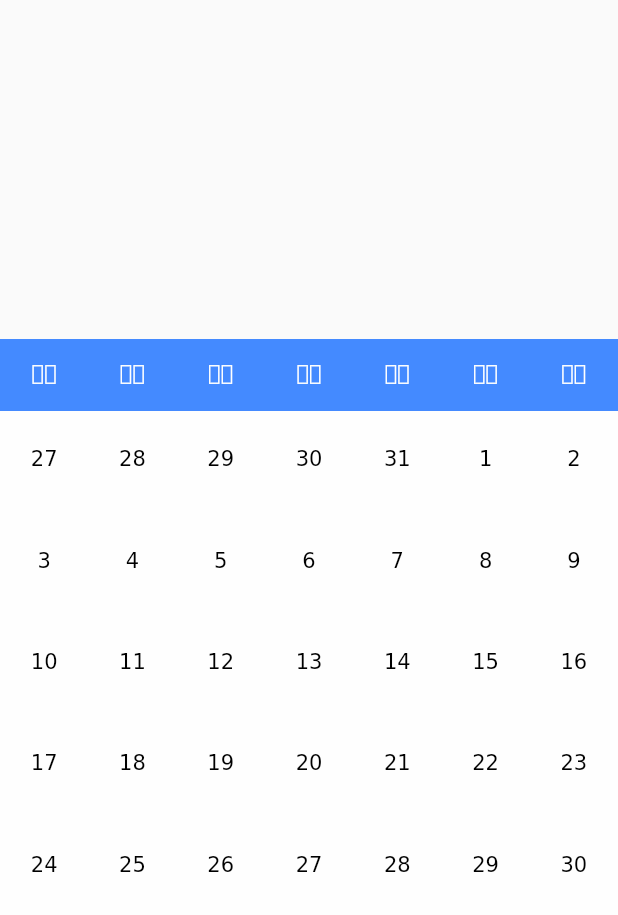
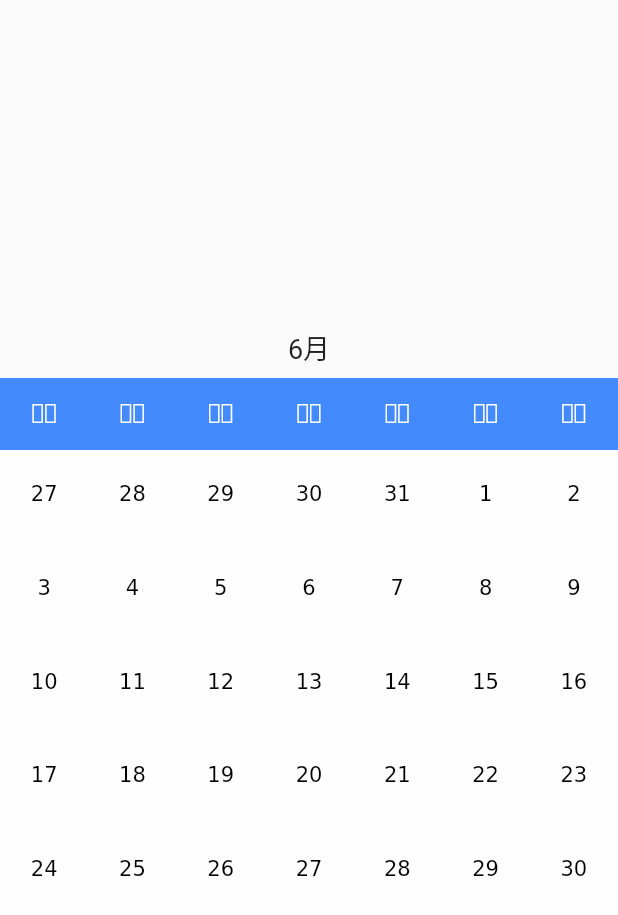
Before and after one commit to ohflutter/oh_datepicker, a Flutter app: the screen it shows after launch, on a phone screen of 412 x 824 dp. Shown: the top 915 px of the screen. Run offline on Flutter 3.47's test engine with Material 2 defaults, Android fonts, the phone set to English and light mode, and no system bars.

Commit message:
Initial magicview animation

```diff
--- a/lib/src/day_picker.dart
+++ b/lib/src/day_picker.dart
@@ -1,6 +1,6 @@
 import 'package:flutter/material.dart';
 import 'package:oh_datepicker/src/core/view.dart';
-import 'package:oh_datepicker/src/extend/slider_header.dart';
+import 'package:oh_datepicker/src/extend/magic_view.dart';
 import 'package:oh_datepicker/src/utils.dart';
 
 class DayPicker extends StatefulWidget {
@@ -25,6 +25,7 @@ class DayPicker extends StatefulWidget {
 
 class _DayPickerState extends State<DayPicker> {
   PageController _pageController;
+  final GlobalKey<MagicViewState> key = GlobalKey();
 
   @override
   void initState() {
@@ -44,11 +45,6 @@ class _DayPickerState extends State<DayPicker> {
 
   @override
   Widget build(BuildContext context) {
-    SliderHeader sliderHeaderWidget = new SliderHeader(
-        maxDateTime: widget.maxDateTime,
-        minDateTime: widget.minDateTime,
-        initialDateTime: widget.initialDateTime);
-
     Widget header = Container(
         height: widget.headerHeight,
         width: double.infinity,
@@ -61,10 +57,24 @@ class _DayPickerState extends State<DayPicker> {
       },
       itemCount: getMonthIndex(widget.minDateTime, widget.maxDateTime) + 1,
       controller: _pageController,
-          scrollDirection: Axis.horizontal),
-    );
+      scrollDirection: Axis.horizontal,
+      onPageChanged: (index) {
+        DateTime nextDateTime = decodeByMonthIndex(widget.minDateTime, index);
+
+        key.currentState.next(nextDateTime.month.toString() + "月");
+      },
+    ));
     return Column(
-      children: <Widget>[sliderHeaderWidget, header, content],
+      children: <Widget>[
+        new MagicView(
+          key: key,
+          height: 40.0,
+          width: 40.0,
+          initialValue: widget.initialDateTime.month.toString() + "月",
+        ),
+        header,
+        content
+      ],
     );
   }
 }
--- /dev/null
+++ b/lib/src/extend/magic_view.dart
@@ -0,0 +1,102 @@
+import 'package:flutter/cupertino.dart';
+import 'package:flutter/material.dart';
+
+class MagicView extends StatefulWidget {
+  final double height, width;
+  final String initialValue;
+
+  const MagicView({Key key, this.height, this.width, this.initialValue})
+      : super(key: key);
+  @override
+  MagicViewState createState() => MagicViewState();
+}
+
+class MagicViewState extends State<MagicView>
+    with SingleTickerProviderStateMixin {
+  AnimationController _controller;
+  Animation<double> _animation;
+  double _translate = 0.0;
+  String _current = "", _next;
+
+  @override
+  void initState() {
+    super.initState();
+    _next = widget.initialValue;
+    initAnimation();
+  }
+
+  void initAnimation() {
+    _controller =
+        AnimationController(duration: Duration(milliseconds: 800), vsync: this);
+    _animation = new Tween(begin: 0.0, end: widget.height).animate(_controller);
+
+    _animation.addListener(() {
+      setState(() {
+        this._translate = _animation.value;
+      });
+    });
+
+    _controller.forward();
+  }
+
+  void next(String next) {
+    setState(() {
+      _current = _next;
+      _next = next;
+    });
+  }
+
+  @override
+  void didUpdateWidget(MagicView oldWidget) {
+    super.didUpdateWidget(oldWidget);
+  }
+
+  @override
+  void dispose() {
+    super.dispose();
+    _controller.dispose();
+  }
+
+  @override
+  Widget build(BuildContext context) {
+    // 当前值在位置0
+    // 新的值在上面或者下面
+    bool isTop = _next.compareTo(_current) >= 0;
+    double realTranlate = (isTop ? _translate : -_translate);
+
+    return Container(
+      height: widget.height,
+      width: widget.width,
+      child: Stack(
+        children: <Widget>[
+          Positioned(
+            top: realTranlate,
+            height: widget.height,
+            width: widget.width,
+            child: SizedBox.expand(
+              child: Center(
+                child: Text(
+                  _current,
+                  style: TextStyle(fontSize: 18.0),
+                ),
+              ),
+            ),
+          ),
+          Positioned(
+            top: (isTop ? -widget.height : widget.height) + realTranlate,
+            height: widget.height,
+            width: widget.width,
+            child: SizedBox.expand(
+              child: Center(
+                child: Text(
+                  _next,
+                  style: TextStyle(fontSize: 18.0),
+                ),
+              ),
+            ),
+          )
+        ],
+      ),
+    );
+  }
+}
--- a/lib/src/extend/slider_header.dart
+++ /dev/null
@@ -1,19 +0,0 @@
-import 'package:flutter/cupertino.dart';
-import 'package:flutter/material.dart';
-
-class SliderHeader extends StatelessWidget {
-  final DateTime minDateTime, maxDateTime, initialDateTime;
-
-  SliderHeader(
-      {Key key,
-      @required this.minDateTime,
-      @required this.maxDateTime,
-      @required this.initialDateTime});
-
-  Widget build(BuildContext context) {
-    return Container(
-      height: 14.0,
-      width: 40.0,
-    );
-  }
-}
--- a/lib/src/utils.dart
+++ b/lib/src/utils.dart
@@ -11,8 +11,6 @@ int getMonthIndex(DateTime start, DateTime end) {
 }
 
 DateTime decodeByMonthIndex(DateTime start, int index) {
-  int _yearPlus = (index + 1) ~/ 12;
-  int _monthPlus = (index) % 12;
-
-  return DateTime(_yearPlus + start.year, _monthPlus + start.month);
+  int months = start.year * 12 + index + start.month;
+  return DateTime((months / 12).floor(), months % 12);
 }
```
Lines whose indentation alone changed are shown as unchanged.
